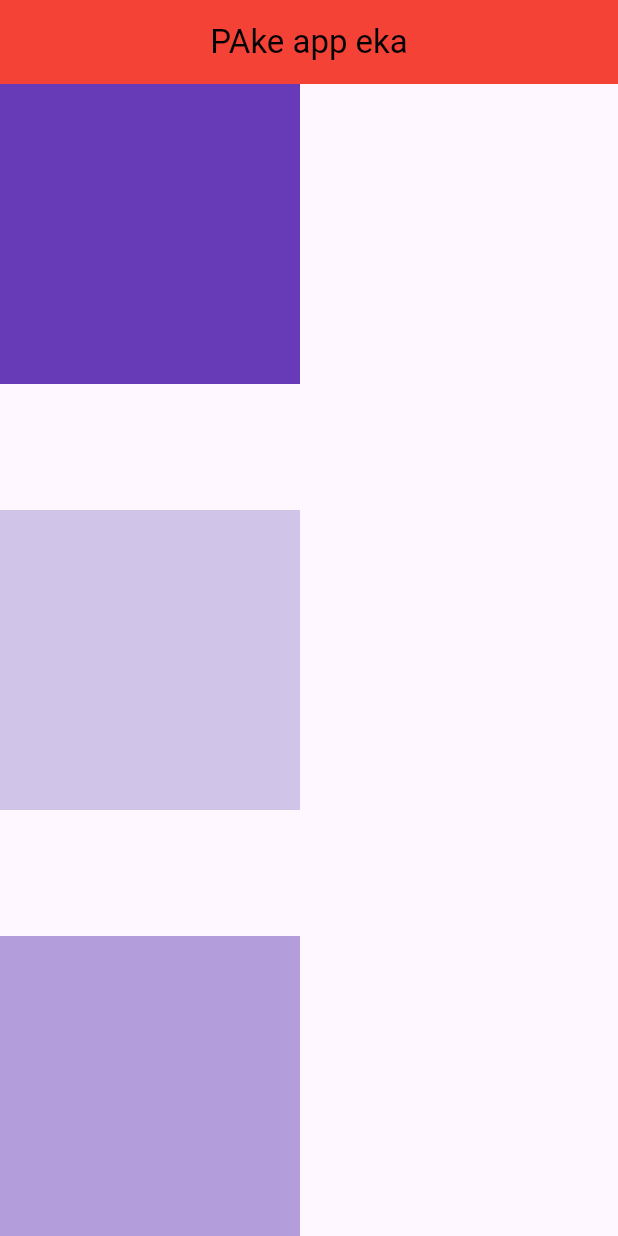
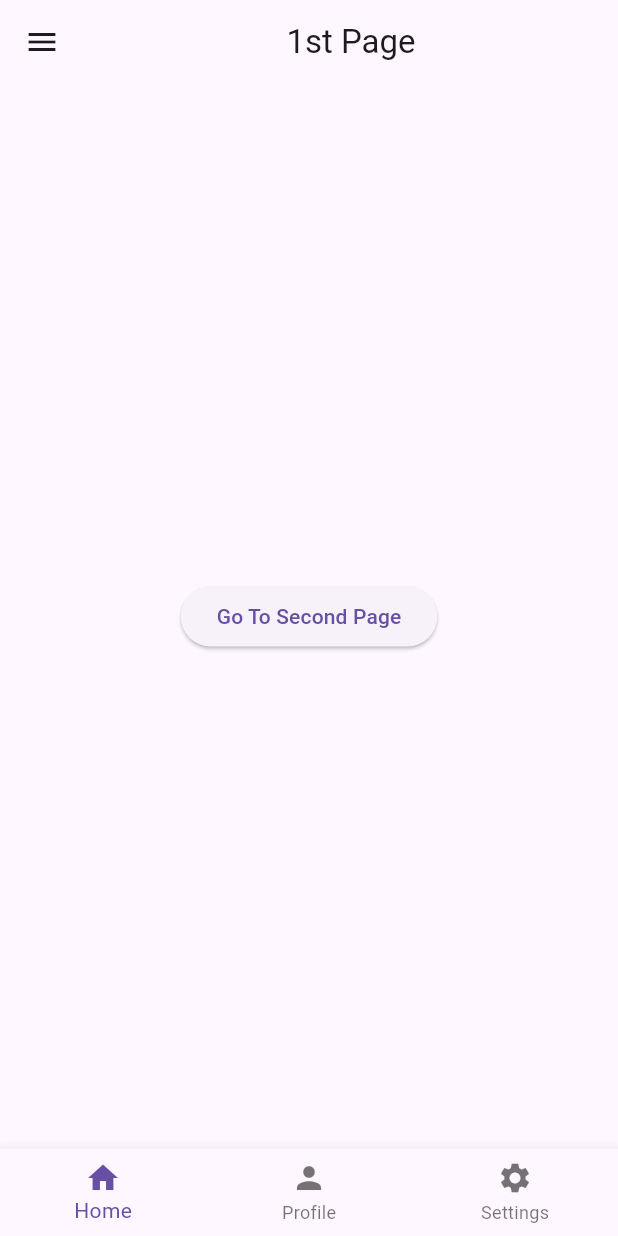
Before and after one commit to danirudayarathna/flutter-learn, a Flutter app: the screen it shows after launch, on a phone screen of 412 x 824 dp. Run offline on Flutter 3.47's test engine with Material 3 defaults, Android fonts, the phone set to English and light mode, and no system bars.

Commit message:
Added Drawer and Bottom Navigation Bar

```diff
--- a/lib/first_screen.dart
+++ /dev/null
@@ -1,31 +0,0 @@
-import 'package:flutter/material.dart';
-
-class FirstScreen extends StatefulWidget {
-  const FirstScreen({super.key});
-
-  @override
-  State<FirstScreen> createState() => _FirstScreenState();
-}
-
-class _FirstScreenState extends State<FirstScreen> {
-  @override
-  Widget build(BuildContext context) {
-    return Scaffold(
-      appBar: AppBar(
-        backgroundColor: Colors.red,
-        title: Center(
-          child: Text('PAke app eka', style: TextStyle(color: Colors.black)),
-        ),
-      ),
-
-      body: Column(
-        mainAxisAlignment: MainAxisAlignment.spaceBetween,
-        children: [
-          Container(height: 200, width: 200, color: Colors.deepPurple),
-          Container(height: 200, width: 200, color: Colors.deepPurple[100]),
-          Container(height: 200, width: 200, color: Colors.deepPurple[200]),
-        ],
-      ),
-    );
-  }
-}
--- a/lib/main.dart
+++ b/lib/main.dart
@@ -1,5 +1,8 @@
 import 'package:flutter/material.dart';
-import 'package:myapp/first_screen.dart';
+import 'package:myapp/pages/first_screen.dart';
+import 'package:myapp/pages/home_page.dart';
+import 'package:myapp/pages/second_screen.dart';
+import 'package:myapp/pages/settings_page.dart';
 
 void main() {
   runApp(const MyApp());
@@ -14,6 +17,12 @@ class MyApp extends StatelessWidget {
       debugShowCheckedModeBanner: false,
       title: 'My first app',
       home: FirstScreen(),
+      routes: {
+        '/firstscreen': (context) => FirstScreen(),
+        '/secondscreen': (context) => SecondScreen(),
+        '/home_page': (context) => HomePage(),
+        '/settings_page': (context) => SettingsPage(),
+      },
     );
   }
 }
--- /dev/null
+++ b/lib/pages/first_screen.dart
@@ -0,0 +1,60 @@
+import 'package:flutter/material.dart';
+import 'package:myapp/pages/second_screen.dart';
+
+class FirstScreen extends StatelessWidget {
+  const FirstScreen({super.key});
+
+  @override
+  Widget build(BuildContext context) {
+    return Scaffold(
+      appBar: AppBar(title: Center(child: Text("1st Page"))),
+      drawer: Drawer(
+        backgroundColor: Colors.deepPurple[100],
+        child: Column(
+          children: [
+            DrawerHeader(child: Icon(Icons.favorite, size: 48)),
+            ListTile(
+              leading: Icon(Icons.home),
+              title: Text("H O M E"),
+              onTap: () {
+                Navigator.pushNamed(context, '/home_page');
+              },
+            ),
+
+            ListTile(
+              leading: Icon(Icons.settings),
+              title: Text("S E T T I N G S"),
+              onTap: () {
+                Navigator.pushNamed(context, '/settings_page');
+              },
+            ),
+          ],
+        ),
+      ),
+
+      bottomNavigationBar: BottomNavigationBar(
+        items: [
+          BottomNavigationBarItem(icon: Icon(Icons.home), label: 'Home'),
+
+          BottomNavigationBarItem(icon: Icon(Icons.person), label: 'Profile'),
+
+          BottomNavigationBarItem(
+            icon: Icon(Icons.settings),
+            label: 'Settings',
+          ),
+        ],
+      ),
+      body: Center(
+        child: ElevatedButton(
+          child: Text("Go To Second Page"),
+          onPressed: () {
+            Navigator.push(
+              context,
+              MaterialPageRoute(builder: (context) => SecondScreen()),
+            );
+          },
+        ),
+      ),
+    );
+  }
+}
```
Also changed, not shown: lib/pages/home_page.dart (added, +12 -0 lines), lib/pages/second_screen.dart (added, +12 -0 lines), lib/pages/settings_page.dart (added, +12 -0 lines).
